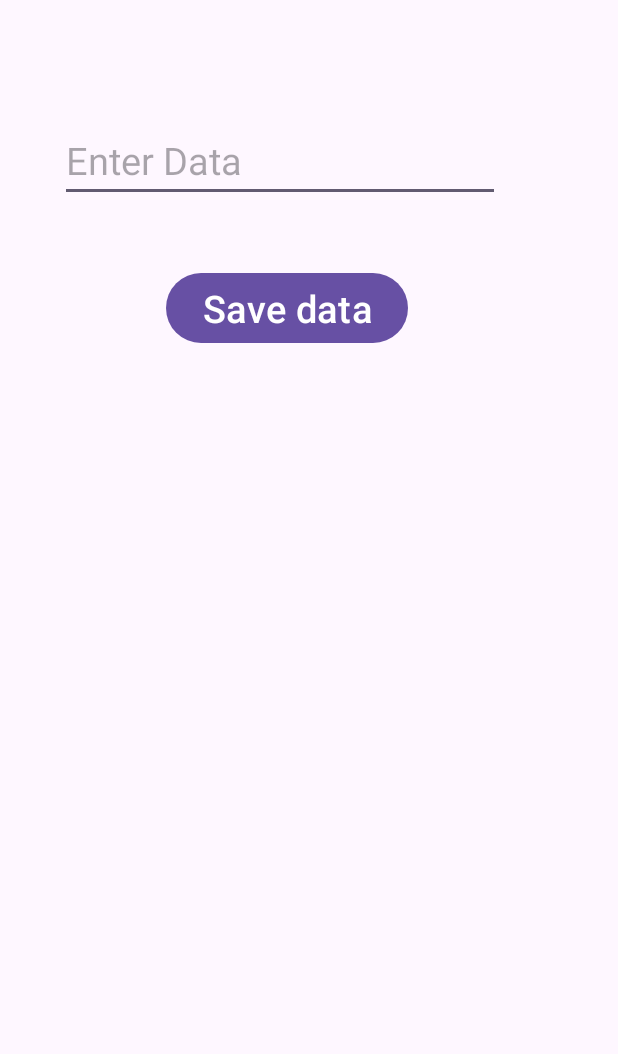
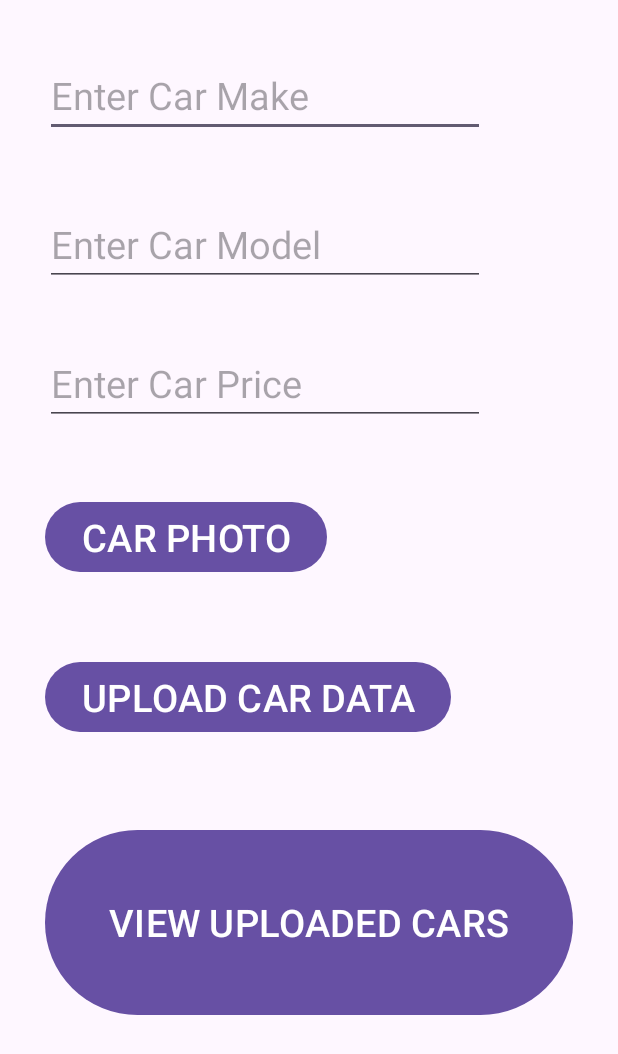
Before and after one commit to SalomeNderu/Firebase_RealTime_App, an Android app: the MainActivity screen opened directly, with no data from a screen before it, on a phone screen of 412 x 824 dp. Shown: the top 1054 px of the screen. Run offline under Robolectric (Android 15) with nearby library versions, the phone set to English and light mode, and no system bars; our stand-ins replace Firebase (no records; nobody signed in at launch, a user with empty details on screens opened directly).

Commit message:
all updates

```diff
--- a/app/src/main/java/com/example/firebase_realtime_app_midmorning/MainActivity.kt
+++ b/app/src/main/java/com/example/firebase_realtime_app_midmorning/MainActivity.kt
@@ -8,23 +8,49 @@ import android.widget.Toast
 import com.google.firebase.database.FirebaseDatabase
 
 class MainActivity : AppCompatActivity() {
-    lateinit var edit_user_input: EditText
-    lateinit var btn_save_data: Button
+    lateinit var edit_carmake: EditText
+    lateinit var edit_carmodel: EditText
+    lateinit var edit_carprice: EditText
+    lateinit var btn_carphoto: Button
+    lateinit var btn_cardata: Button
+    lateinit var btn_carphotoview: Button
     override fun onCreate(savedInstanceState: Bundle?) {
         super.onCreate(savedInstanceState)
         setContentView(R.layout.activity_main)
-        edit_user_input = findViewById(R.id.edit_data)
-        btn_save_data = findViewById(R.id.save_btn)
+        edit_carmake = findViewById(R.id.edit_text_carmake)
+        edit_carmodel = findViewById(R.id.edit_text_carmodel)
+        edit_carprice = findViewById(R.id.edit_text_carprice)
+        btn_carphoto = findViewById(R.id.carphoto_btn)
+        btn_cardata = findViewById(R.id.cardata_btn)
+        btn_carphotoview = findViewById(R.id.viewcar_btn)
 
         //initialise firebase
         var database = FirebaseDatabase.getInstance()
-        var databaseRef = database.reference
+        var databaseRef = database.getReference("cars")
 
 
-        btn_save_data.setOnClickListener {
-            var user_data = edit_user_input.text.toString().trim()
-            //Toast.makeText(this, user_data, Toast.LENGTH_SHORT).show()
-            databaseRef.setValue(user_data)
+        btn_carphoto.setOnClickListener {
+
         }
+        btn_cardata.setOnClickListener {
+            var carmake = edit_carmake.text.toString().trim()
+            var carmodel = edit_carmodel.text.toString().trim()
+            var carprice = edit_carprice.text.toString().trim()
+            //validation of inputs
+            if (carmake.isEmpty() || carmodel.isEmpty() || carprice.isEmpty()) {
+                Toast.makeText(this, "Cannot Submit When One Of The Fields Is Missing", Toast.LENGTH_SHORT).show()
+            }else {
+                //saving inf to firebase db
+            }
+
+
+        }
+        btn_carphoto.setOnClickListener {
+
+        }
+
     }
 }
+
+
+////https://justpaste.it/bczmq
--- a/app/src/main/res/layout/activity_main.xml
+++ b/app/src/main/res/layout/activity_main.xml
@@ -7,26 +7,83 @@
     tools:context=".MainActivity">
 
     <EditText
-        android:id="@+id/edit_data"
+        android:id="@+id/edit_text_carmake"
         android:layout_width="wrap_content"
         android:layout_height="wrap_content"
-        android:layout_marginStart="40dp"
-        android:layout_marginTop="79dp"
+        android:layout_marginStart="30dp"
+        android:layout_marginTop="36dp"
+        android:layout_marginBottom="44dp"
         android:ems="10"
-        android:hint="Enter Data"
+        android:hint="Enter Car Make"
         android:inputType="text"
         android:textSize="25sp"
+        app:layout_constraintBottom_toTopOf="@+id/edit_text_carmodel"
         app:layout_constraintStart_toStartOf="parent"
         app:layout_constraintTop_toTopOf="parent" />
 
-    <Button
-        android:id="@+id/save_btn"
+    <EditText
+        android:id="@+id/edit_text_carmodel"
         android:layout_width="wrap_content"
         android:layout_height="wrap_content"
-        android:layout_marginTop="43dp"
-        android:layout_marginEnd="61dp"
-        android:text="Save data"
+        android:layout_marginStart="30dp"
+        android:layout_marginBottom="37dp"
+        android:ems="10"
+        android:hint="Enter Car Model"
+        android:inputType="text"
         android:textSize="25sp"
-        app:layout_constraintEnd_toEndOf="@+id/edit_data"
-        app:layout_constraintTop_toBottomOf="@+id/edit_data" />
+        app:layout_constraintBottom_toTopOf="@+id/edit_text_carprice"
+        app:layout_constraintStart_toStartOf="parent"
+        app:layout_constraintTop_toBottomOf="@+id/edit_text_carmake" />
+
+    <EditText
+        android:id="@+id/edit_text_carprice"
+        android:layout_width="wrap_content"
+        android:layout_height="wrap_content"
+        android:layout_marginStart="30dp"
+        android:layout_marginBottom="47dp"
+        android:ems="10"
+        android:hint="Enter Car Price"
+        android:inputType="text"
+        android:textSize="25sp"
+        app:layout_constraintBottom_toTopOf="@+id/carphoto_btn"
+        app:layout_constraintStart_toStartOf="parent"
+        app:layout_constraintTop_toBottomOf="@+id/edit_text_carmodel" />
+
+    <Button
+        android:id="@+id/carphoto_btn"
+        android:layout_width="wrap_content"
+        android:layout_height="wrap_content"
+        android:layout_marginStart="30dp"
+        android:layout_marginBottom="52dp"
+        android:text="CAR PHOTO"
+        android:textSize="25sp"
+        app:layout_constraintBottom_toTopOf="@+id/cardata_btn"
+        app:layout_constraintStart_toStartOf="parent"
+        app:layout_constraintTop_toBottomOf="@+id/edit_text_carprice" />
+
+    <Button
+        android:id="@+id/cardata_btn"
+        android:layout_width="wrap_content"
+        android:layout_height="wrap_content"
+        android:layout_marginStart="30dp"
+        android:layout_marginBottom="57dp"
+        android:text="UPLOAD CAR DATA"
+        android:textSize="25sp"
+        app:layout_constraintBottom_toTopOf="@+id/viewcar_btn"
+        app:layout_constraintStart_toStartOf="parent"
+        app:layout_constraintTop_toBottomOf="@+id/carphoto_btn" />
+
+    <Button
+        android:id="@+id/viewcar_btn"
+        android:layout_width="0dp"
+        android:layout_height="0dp"
+        android:layout_marginStart="30dp"
+        android:layout_marginEnd="30dp"
+        android:layout_marginBottom="143dp"
+        android:text="VIEW UPLOADED CARS"
+        android:textSize="25sp"
+        app:layout_constraintBottom_toBottomOf="parent"
+        app:layout_constraintEnd_toEndOf="parent"
+        app:layout_constraintStart_toStartOf="parent"
+        app:layout_constraintTop_toBottomOf="@+id/cardata_btn" />
 </androidx.constraintlayout.widget.ConstraintLayout>
```
